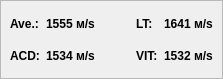
Old version of the form velosity.ui in the repository siborion/siborion_american_scan.
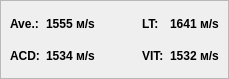
New version of the form.

Patch:
```diff
--- a/velosity.ui
+++ b/velosity.ui
@@ -6,10 +6,22 @@
    <rect>
     <x>0</x>
     <y>0</y>
-    <width>223</width>
+    <width>229</width>
     <height>79</height>
    </rect>
   </property>
+  <property name="sizePolicy">
+   <sizepolicy hsizetype="Minimum" vsizetype="Preferred">
+    <horstretch>0</horstretch>
+    <verstretch>0</verstretch>
+   </sizepolicy>
+  </property>
+  <property name="minimumSize">
+   <size>
+    <width>0</width>
+    <height>0</height>
+   </size>
+  </property>
   <property name="windowTitle">
    <string>Form</string>
   </property>
```
